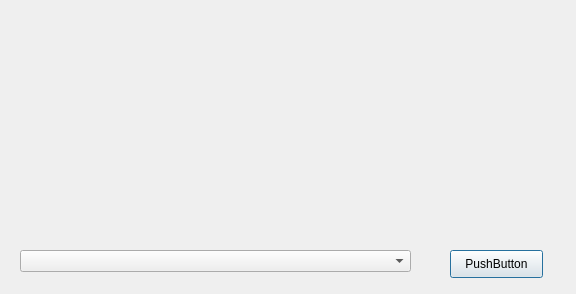
The window that sys/discord_auto.ui (kimkimdong/discord_auto) describes before a commit, drawn with Qt 5.
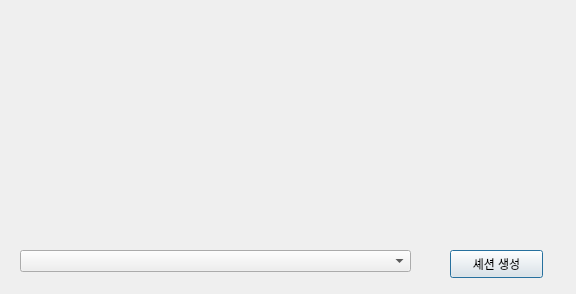
The same window after the commit.

What changed in the file:
```diff
--- a/sys/discord_auto.ui
+++ b/sys/discord_auto.ui
@@ -33,7 +33,7 @@
     </rect>
    </property>
    <property name="text">
-    <string>PushButton</string>
+    <string>셰션 생성</string>
    </property>
   </widget>
  </widget>
```
